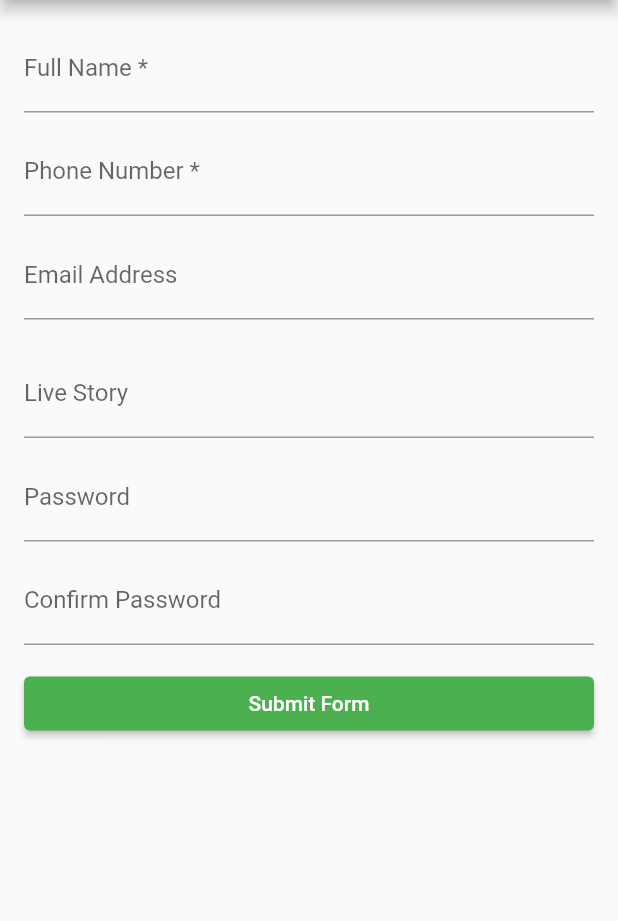
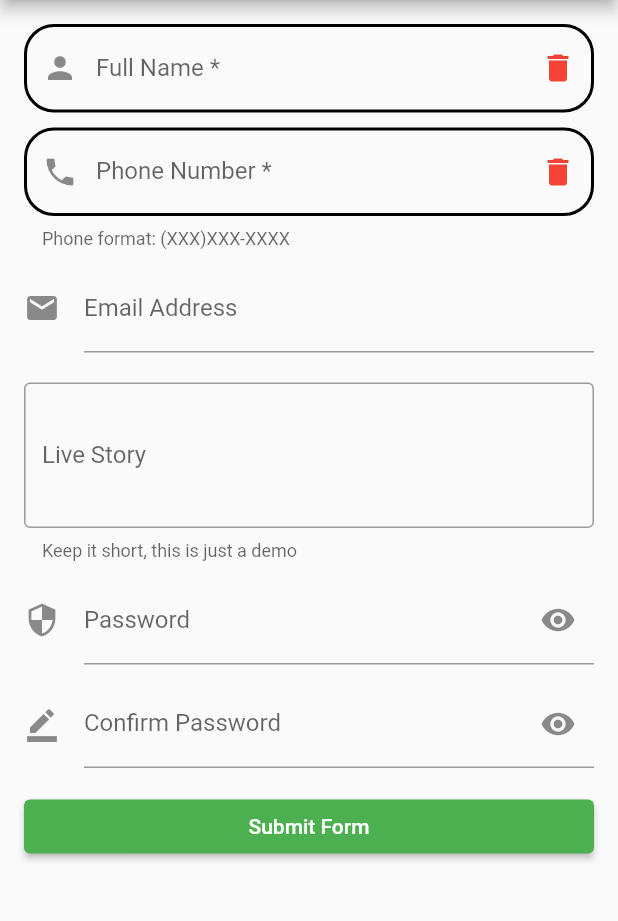
Before and after one commit to DokSna/a46_form_example, a Flutter app: the screen it shows after launch, on a phone screen of 412 x 824 dp, the part 84-1005 px from its top. Run offline on Flutter 3.47's test engine with Material 2 defaults, Android fonts, the phone set to English and light mode, and no system bars.

Commit message:
48. Стилизация полей ввода

```diff
--- a/lib/pages/register_form_page.dart
+++ b/lib/pages/register_form_page.dart
@@ -22,27 +22,88 @@ class _RegisterFormPageState extends State<RegisterFormPage> {
           padding: const EdgeInsets.all(16.0),
           children: [
             TextField(
-              decoration: InputDecoration(labelText: 'Full Name *'),
+              decoration: InputDecoration(
+                labelText: 'Full Name *',
+                hintText: 'What do people call you?',
+                prefixIcon: Icon(Icons.person),
+                suffixIcon: Icon(Icons.delete, color: Colors.red),
+                enabledBorder: OutlineInputBorder(
+                  borderRadius: BorderRadius.all(
+                    Radius.circular(20.0),
+                  ),
+                  borderSide: BorderSide(color: Colors.black, width: 2.0),
+                ),
+                focusedBorder: OutlineInputBorder(
+                  borderRadius: BorderRadius.all(
+                    Radius.circular(20.0),
+                  ),
+                  borderSide: BorderSide(color: Colors.blue, width: 2.0),
+                ),
+              ),
             ),
             SizedBox(height: 10),
             TextFormField(
-              decoration: InputDecoration(labelText: 'Phone Number *'),
+              decoration: InputDecoration(
+                labelText: 'Phone Number *',
+                hintText: 'Where can we rech you?',
+                prefixIcon: Icon(Icons.phone),
+                suffixIcon: Icon(Icons.delete, color: Colors.red),
+                helperText: 'Phone format: (XXX)XXX-XXXX',
+                enabledBorder: OutlineInputBorder(
+                  borderRadius: BorderRadius.all(
+                    Radius.circular(20.0),
+                  ),
+                  borderSide: BorderSide(color: Colors.black, width: 2.0),
+                ),
+                focusedBorder: OutlineInputBorder(
+                  borderRadius: BorderRadius.all(
+                    Radius.circular(20.0),
+                  ),
+                  borderSide: BorderSide(color: Colors.blue, width: 2.0),
+                ),
+              ),
             ),
             SizedBox(height: 10),
             TextFormField(
-              decoration: InputDecoration(labelText: 'Email Address'),
+              decoration: InputDecoration(
+                labelText: 'Email Address',
+                hintText: 'Enter a email address',
+                icon: Icon(Icons.email),
+              ),
             ),
             SizedBox(height: 20),
             TextFormField(
-              decoration: InputDecoration(labelText: 'Live Story'),
+              decoration: InputDecoration(
+                labelText: 'Live Story',
+                hintText: 'Tell us about your self',
+                helperText: 'Keep it short, this is just a demo',
+                border: OutlineInputBorder(),
+              ),
+              maxLines: 3,
             ),
             SizedBox(height: 10),
             TextFormField(
-              decoration: InputDecoration(labelText: 'Password'),
+              decoration: InputDecoration(
+                labelText: 'Password',
+                hintText: 'Enter the password',
+                suffixIcon: IconButton(
+                  onPressed: () {},
+                  icon: Icon(Icons.visibility),
+                ),
+                icon: Icon(Icons.security),
+              ),
             ),
             SizedBox(height: 10),
             TextFormField(
-              decoration: InputDecoration(labelText: 'Confirm Password'),
+              decoration: InputDecoration(
+                labelText: 'Confirm Password',
+                hintText: 'Confirm the password',
+                suffixIcon: IconButton(
+                  onPressed: () {},
+                  icon: Icon(Icons.visibility),
+                ),
+                icon: Icon(Icons.border_color),
+              ),
             ),
             SizedBox(height: 15),
             ElevatedButton(
@@ -51,7 +112,6 @@ class _RegisterFormPageState extends State<RegisterFormPage> {
                 'Submit Form',
                 style: TextStyle(color: Colors.white),
               ),
-              // style: style,
               style: ButtonStyle(
                 backgroundColor: MaterialStateProperty.all(Colors.green),
               ),
```
